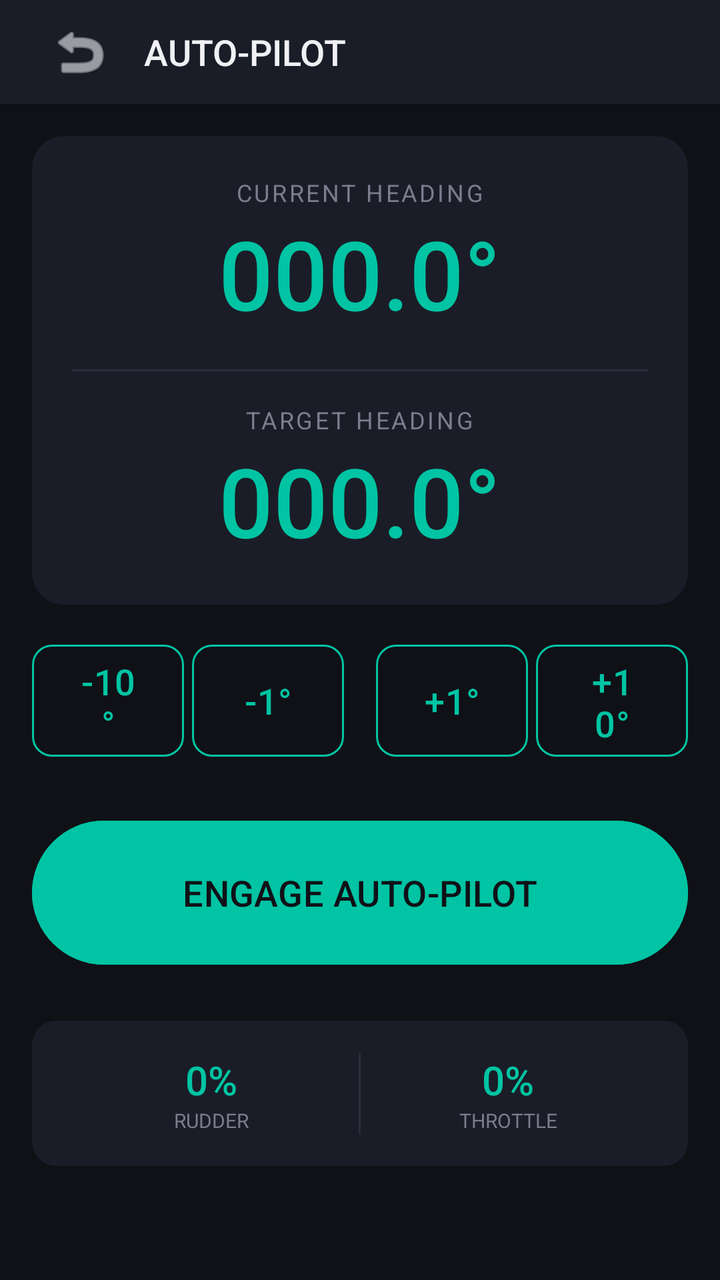
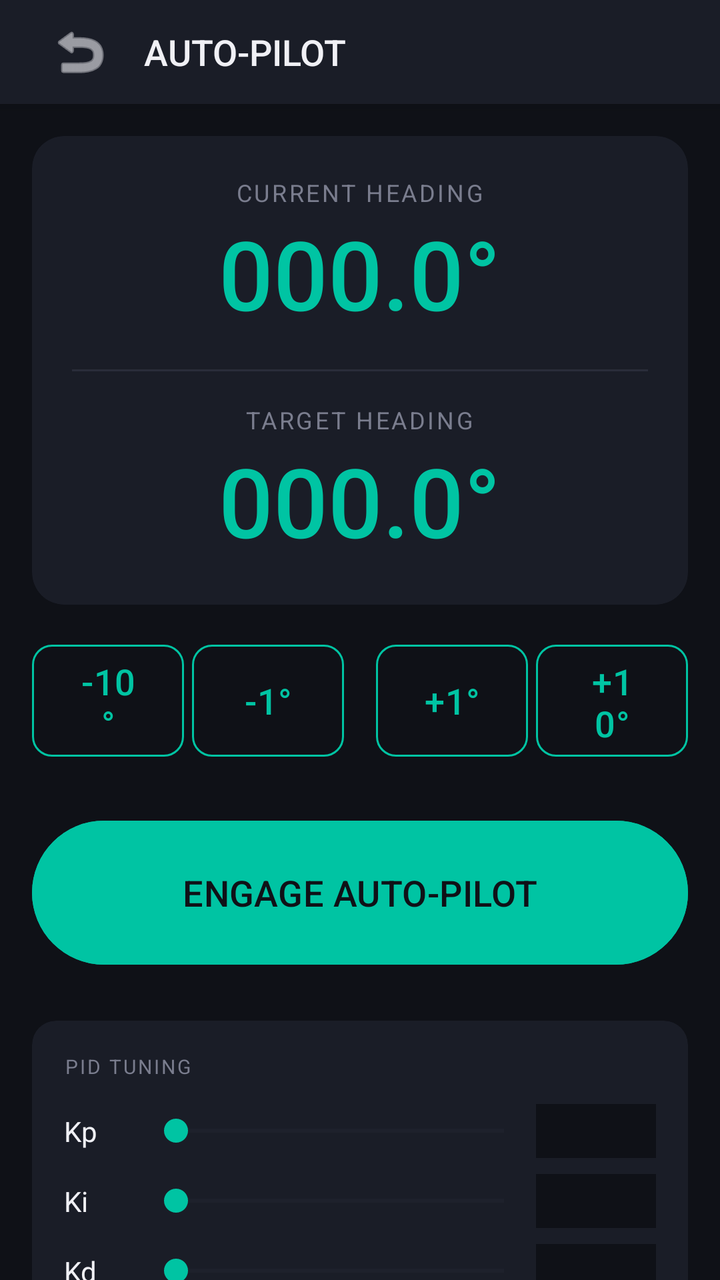

Compare the two renders of this Android layout. The source of the first and the diff that turns it into the second are given below.
<!-- AndroidManifest.xml: application theme Theme.TorqeedoController -->
<!-- res/layout/activity_autopilot.xml -->
<?xml version="1.0" encoding="utf-8"?>
<androidx.constraintlayout.widget.ConstraintLayout xmlns:android="http://schemas.android.com/apk/res/android"
    xmlns:app="http://schemas.android.com/apk/res-auto"
    android:layout_width="match_parent"
    android:layout_height="match_parent"
    android:background="@color/bg_primary">

    <LinearLayout
        android:id="@+id/header"
        android:layout_width="match_parent"
        android:layout_height="52dp"
        android:background="@color/bg_surface"
        android:gravity="center_vertical"
        android:orientation="horizontal"
        android:paddingHorizontal="16dp"
        android:elevation="4dp"
        app:layout_constraintTop_toTopOf="parent">

        <ImageButton
            android:id="@+id/btnBack"
            android:layout_width="48dp"
            android:layout_height="48dp"
            android:background="?attr/selectableItemBackgroundBorderless"
            android:src="@android:drawable/ic_menu_revert"
            app:tint="@color/text_primary" />

        <TextView
            android:layout_width="wrap_content"
            android:layout_height="wrap_content"
            android:text="AUTO-PILOT"
            android:textColor="@color/text_primary"
            android:textSize="18sp"
            android:fontFamily="sans-serif-medium"
            android:layout_marginStart="8dp" />
    </LinearLayout>

    <androidx.core.widget.NestedScrollView
        android:layout_width="match_parent"
        android:layout_height="0dp"
        app:layout_constraintTop_toBottomOf="@id/header"
        app:layout_constraintBottom_toBottomOf="parent">

        <LinearLayout
            android:layout_width="match_parent"
            android:layout_height="wrap_content"
            android:orientation="vertical"
            android:padding="16dp">

            
            <androidx.cardview.widget.CardView
                android:layout_width="match_parent"
                android:layout_height="wrap_content"
                android:layout_marginBottom="16dp"
                app:cardBackgroundColor="@color/bg_surface"
                app:cardCornerRadius="16dp"
                app:cardElevation="0dp">

                <LinearLayout
                    android:layout_width="match_parent"
                    android:layout_height="wrap_content"
                    android:orientation="vertical"
                    android:padding="20dp"
                    android:gravity="center">

                    <TextView
                        android:layout_width="wrap_content"
                        android:layout_height="wrap_content"
                        android:text="CURRENT HEADING"
                        android:textColor="@color/text_secondary"
                        android:textSize="12sp"
                        android:letterSpacing="0.1" />

                    <TextView
                        android:id="@+id/tvCurrentHeading"
                        android:layout_width="wrap_content"
                        android:layout_height="wrap_content"
                        android:text="000.0°"
                        android:textColor="@color/accent_primary"
                        android:textSize="48sp"
                        android:fontFamily="sans-serif-medium" />

                    <View
                        android:layout_width="match_parent"
                        android:layout_height="1dp"
                        android:background="@color/border_subtle"
                        android:layout_marginVertical="16dp" />

                    <TextView
                        android:layout_width="wrap_content"
                        android:layout_height="wrap_content"
                        android:text="TARGET HEADING"
                        android:textColor="@color/text_secondary"
                        android:textSize="12sp"
                        android:letterSpacing="0.1" />

                    <TextView
                        android:id="@+id/tvTargetHeading"
                        android:layout_width="wrap_content"
                        android:layout_height="wrap_content"
                        android:text="000.0°"
                        android:textColor="@color/status_connected"
                        android:textSize="48sp"
                        android:fontFamily="sans-serif-medium" />
                </LinearLayout>
            </androidx.cardview.widget.CardView>

            
            <LinearLayout
                android:layout_width="match_parent"
                android:layout_height="wrap_content"
                android:orientation="horizontal"
                android:gravity="center"
                android:layout_marginBottom="24dp">

                <Button
                    android:id="@+id/btnHdgMinus10"
                    style="@style/Widget.TorqeedoController.Button.Secondary"
                    android:layout_width="0dp"
                    android:layout_height="64dp"
                    android:layout_weight="1"
                    android:text="-10°"
                    android:layout_marginEnd="4dp"/>

                <Button
                    android:id="@+id/btnHdgMinus1"
                    style="@style/Widget.TorqeedoController.Button.Secondary"
                    android:layout_width="0dp"
                    android:layout_height="64dp"
                    android:layout_weight="1"
                    android:text="-1°"
                    android:layout_marginEnd="8dp"/>

                <Button
                    android:id="@+id/btnHdgPlus1"
                    style="@style/Widget.TorqeedoController.Button.Secondary"
                    android:layout_width="0dp"
                    android:layout_height="64dp"
                    android:layout_weight="1"
                    android:text="+1°"
                    android:layout_marginStart="8dp"/>

                <Button
                    android:id="@+id/btnHdgPlus10"
                    style="@style/Widget.TorqeedoController.Button.Secondary"
                    android:layout_width="0dp"
                    android:layout_height="64dp"
                    android:layout_weight="1"
                    android:text="+10°"
                    android:layout_marginStart="4dp"/>
            </LinearLayout>

            
            <com.google.android.material.button.MaterialButton
                android:id="@+id/btnToggleAutoPilot"
                android:layout_width="match_parent"
                android:layout_height="80dp"
                android:text="ENGAGE AUTO-PILOT"
                android:textSize="18sp"
                app:cornerRadius="40dp"
                android:layout_marginBottom="24dp"
                android:backgroundTint="@color/status_connected" />

            
            <androidx.cardview.widget.CardView
                android:layout_width="match_parent"
                android:layout_height="wrap_content"
                app:cardBackgroundColor="@color/bg_surface"
                app:cardCornerRadius="12dp"
                app:cardElevation="0dp">

                <LinearLayout
                    android:layout_width="match_parent"
                    android:layout_height="wrap_content"
                    android:orientation="horizontal"
                    android:padding="16dp"
                    android:baselineAligned="false">

                    <LinearLayout
                        android:layout_width="0dp"
                        android:layout_height="wrap_content"
                        android:layout_weight="1"
                        android:orientation="vertical"
                        android:gravity="center">
                        <TextView
                            android:id="@+id/tvRudderPos"
                            android:layout_width="wrap_content"
                            android:layout_height="wrap_content"
                            android:text="0%"
                            android:textColor="@color/accent_primary"
                            android:textSize="20sp"
                            android:fontFamily="sans-serif-medium" />
                        <TextView
                            android:layout_width="wrap_content"
                            android:layout_height="wrap_content"
                            android:text="RUDDER"
                            android:textColor="@color/text_secondary"
                            android:textSize="10sp" />
                    </LinearLayout>

                    <View
                        android:layout_width="1dp"
                        android:layout_height="match_parent"
                        android:background="@color/border_subtle" />

                    <LinearLayout
                        android:layout_width="0dp"
                        android:layout_height="wrap_content"
                        android:layout_weight="1"
                        android:orientation="vertical"
                        android:gravity="center">
                        <TextView
                            android:id="@+id/tvSpeed"
                            android:layout_width="wrap_content"
                            android:layout_height="wrap_content"
                            android:text="0%"
                            android:textColor="@color/accent_primary"
                            android:textSize="20sp"
                            android:fontFamily="sans-serif-medium" />
                        <TextView
                            android:layout_width="wrap_content"
                            android:layout_height="wrap_content"
                            android:text="THROTTLE"
                            android:textColor="@color/text_secondary"
                            android:textSize="10sp" />
                    </LinearLayout>

                </LinearLayout>
            </androidx.cardview.widget.CardView>

        </LinearLayout>
    </androidx.core.widget.NestedScrollView>

</androidx.constraintlayout.widget.ConstraintLayout>
<!-- resources referenced by this layout -->
<resources>
  <color name="accent_primary">#00C4A3</color>
  <color name="bg_primary">#0F1117</color>
  <color name="bg_surface">#1A1D27</color>
  <color name="border_subtle">#2A2D3A</color>
  <color name="status_connected">#00C4A3</color>
  <color name="text_primary">#F0F0F5</color>
  <color name="text_secondary">#7A7D8E</color>
  <style name="Widget.TorqeedoController.Button.Secondary" parent="Widget.Material3.Button.OutlinedButton">
          <item name="strokeColor">@color/accent_primary</item>
          <item name="strokeWidth">1dp</item>
          <item name="android:textColor">@color/accent_primary</item>
          <item name="android:textSize">18dp</item>
          <item name="cornerRadius">10dp</item>
          <item name="android:stateListAnimator">@null</item>
      </style>
  <style name="Theme.TorqeedoController" parent="Theme.Material3.Dark.NoActionBar">
          
          <item name="colorPrimary">@color/accent_primary</item>
          <item name="colorOnPrimary">@color/bg_primary</item>
          <item name="colorPrimaryContainer">@color/accent_dark</item>
          <item name="colorOnPrimaryContainer">@color/text_primary</item>
  
          
          <item name="colorSurface">@color/bg_surface</item>
          <item name="colorOnSurface">@color/text_primary</item>
          <item name="colorSurfaceVariant">@color/bg_surface</item>
          <item name="colorOnSurfaceVariant">@color/text_secondary</item>
  
          
          <item name="android:colorBackground">@color/bg_primary</item>
          <item name="colorOnBackground">@color/text_primary</item>
  
          
          <item name="android:windowBackground">@color/bg_primary</item>
          <item name="android:statusBarColor">@color/bg_surface</item>
          <item name="android:navigationBarColor">@color/bg_primary</item>
          <item name="android:windowLightStatusBar">false</item>
          <item name="android:windowLightNavigationBar">false</item>
  
          
          <item name="colorControlActivated">@color/accent_primary</item>
          <item name="colorControlNormal">@color/border_subtle</item>
      </style>
  <color name="accent_dark">#00977E</color>
</resources>

<!-- the commit's change to res/layout/activity_autopilot.xml (unified diff, before → after) -->
@@ -164,6 +164,121 @@
             <androidx.cardview.widget.CardView
                 android:layout_width="match_parent"
                 android:layout_height="wrap_content"
+                android:layout_marginBottom="16dp"
+                app:cardBackgroundColor="@color/bg_surface"
+                app:cardCornerRadius="12dp"
+                app:cardElevation="0dp">
+
+                <LinearLayout
+                    android:layout_width="match_parent"
+                    android:layout_height="wrap_content"
+                    android:orientation="vertical"
+                    android:padding="16dp">
+
+                    <TextView
+                        android:layout_width="wrap_content"
+                        android:layout_height="wrap_content"
+                        android:text="PID TUNING"
+                        android:textColor="@color/text_secondary"
+                        android:textSize="10sp"
+                        android:letterSpacing="0.1"
+                        android:layout_marginBottom="12dp" />
+
+                    
+                    <LinearLayout
+                        android:layout_width="match_parent"
+                        android:layout_height="wrap_content"
+                        android:orientation="horizontal"
+                        android:gravity="center_vertical"
+                        android:layout_marginBottom="8dp">
+                        <TextView
+                            android:layout_width="40dp"
+                            android:layout_height="wrap_content"
+                            android:text="Kp"
+                            android:textColor="@color/text_primary" />
+                        <SeekBar
+                            android:id="@+id/sbKp"
+                            android:layout_width="0dp"
+                            android:layout_height="wrap_content"
+                            android:layout_weight="1"
+                            android:max="50" />
+                        <EditText
+                            android:id="@+id/etKp"
+                            android:layout_width="60dp"
+                            android:layout_height="wrap_content"
+                            android:inputType="numberDecimal"
+                            android:gravity="center"
+                            android:textSize="14sp"
+                            android:background="@color/bg_primary"
+                            android:padding="4dp"
+                            android:imeOptions="actionDone" />
+                    </LinearLayout>
+
+                    
+                    <LinearLayout
+                        android:layout_width="match_parent"
+                        android:layout_height="wrap_content"
+                        android:orientation="horizontal"
+                        android:gravity="center_vertical"
+                        android:layout_marginBottom="8dp">
+                        <TextView
+                            android:layout_width="40dp"
+                            android:layout_height="wrap_content"
+                            android:text="Ki"
+                            android:textColor="@color/text_primary" />
+                        <SeekBar
+                            android:id="@+id/sbKi"
+                            android:layout_width="0dp"
+                            android:layout_height="wrap_content"
+                            android:layout_weight="1"
+                            android:max="50" />
+                        <EditText
+                            android:id="@+id/etKi"
+                            android:layout_width="60dp"
+                            android:layout_height="wrap_content"
+                            android:inputType="numberDecimal"
+                            android:gravity="center"
+                            android:textSize="14sp"
+                            android:background="@color/bg_primary"
+                            android:padding="4dp"
+                            android:imeOptions="actionDone" />
+                    </LinearLayout>
+
+                    
+                    <LinearLayout
+                        android:layout_width="match_parent"
+                        android:layout_height="wrap_content"
+                        android:orientation="horizontal"
+                        android:gravity="center_vertical">
+                        <TextView
+                            android:layout_width="40dp"
+                            android:layout_height="wrap_content"
+                            android:text="Kd"
+                            android:textColor="@color/text_primary" />
+                        <SeekBar
+                            android:id="@+id/sbKd"
+                            android:layout_width="0dp"
+                            android:layout_height="wrap_content"
+                            android:layout_weight="1"
+                            android:max="50" />
+                        <EditText
+                            android:id="@+id/etKd"
+                            android:layout_width="60dp"
+                            android:layout_height="wrap_content"
+                            android:inputType="numberDecimal"
+                            android:gravity="center"
+                            android:textSize="14sp"
+                            android:background="@color/bg_primary"
+                            android:padding="4dp"
+                            android:imeOptions="actionDone" />
+                    </LinearLayout>
+                </LinearLayout>
+            </androidx.cardview.widget.CardView>
+
+            
+            <androidx.cardview.widget.CardView
+                android:layout_width="match_parent"
+                android:layout_height="wrap_content"
                 app:cardBackgroundColor="@color/bg_surface"
                 app:cardCornerRadius="12dp"
                 app:cardElevation="0dp">
